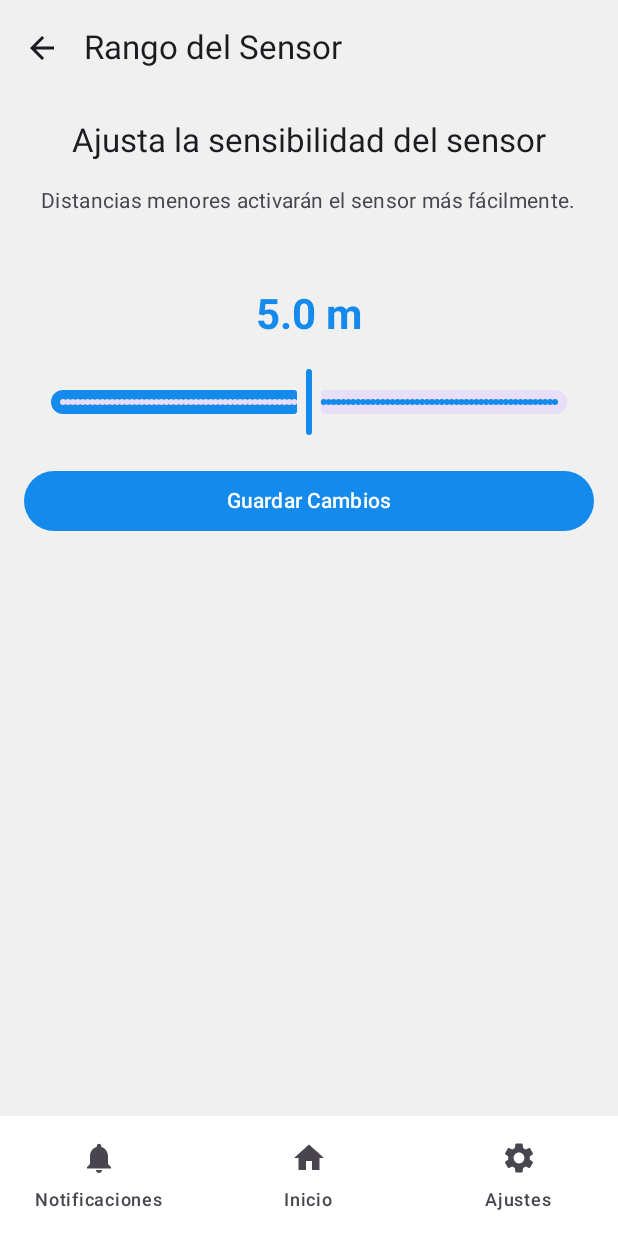
After one commit to Dedliiih/timbre-app, an Android app built with Jetpack Compose: the SensorRangeScreen screen opened through its navigation route, on a phone screen of 412 x 824 dp. The commit adds this screen. Run offline under Robolectric (Android 15) with nearby library versions, the phone set to English and light mode, and no system bars; our stand-ins replace Firebase (no records; nobody signed in at launch, a user with empty details on screens opened directly), Volley.

Commit message:
feat: gestionar distancia de detección del sensor de proximidad

```diff
--- a/app/src/main/java/com/example/timbreapp/ui/navigation/AppNavigation.kt
+++ b/app/src/main/java/com/example/timbreapp/ui/navigation/AppNavigation.kt
@@ -11,6 +11,7 @@ import com.example.timbreapp.ui.screens.BuzzerSoundScreen
 import com.example.timbreapp.ui.screens.HomeScreen
 import com.example.timbreapp.ui.screens.LoginScreen
 import com.example.timbreapp.ui.screens.NotificationsScreen
+import com.example.timbreapp.ui.screens.SensorRangeScreen
 import com.example.timbreapp.ui.screens.SettingsScreen
 import com.example.timbreapp.ui.viewmodel.AuthViewModel
 
@@ -40,5 +41,9 @@ fun AppNavigation(navController: NavHostController, modifier: Modifier, authView
         composable(Screen.Home.route) {
             HomeScreen(navController = navController)
         }
+
+        composable(Screen.SensorRange.route) {
+            SensorRangeScreen(navController = navController)
+        }
     }
 }
--- a/app/src/main/java/com/example/timbreapp/ui/navigation/Screen.kt
+++ b/app/src/main/java/com/example/timbreapp/ui/navigation/Screen.kt
@@ -9,6 +9,7 @@ import androidx.compose.material.icons.filled.Notifications
 import androidx.compose.material.icons.filled.Schedule
 import androidx.compose.material.icons.filled.Settings
 import androidx.compose.material.icons.filled.ToggleOn
+import androidx.compose.material.icons.filled.Tune
 import androidx.compose.ui.graphics.vector.ImageVector
 
 sealed class Screen(val route: String, val title: String, val icon: ImageVector) {
@@ -20,4 +21,5 @@ sealed class Screen(val route: String, val title: String, val icon: ImageVector)
     object AlertSchedule: Screen("alert_schedule_screen", "Horario de alerta", Icons.Default.Schedule)
     object AlertModes: Screen("alert_modes_screen", "Modos de alerta", Icons.Default.ToggleOn)
     object MainApp: Screen("main_app", "Main", Icons.Default.HomeMini)
+    object SensorRange: Screen("sensor_range_screen", "Rango del Sensor", Icons.Default.Tune)
 }
--- a/app/src/main/java/com/example/timbreapp/ui/screens/HomeScreen.kt
+++ b/app/src/main/java/com/example/timbreapp/ui/screens/HomeScreen.kt
@@ -149,7 +149,6 @@ fun StatusCard(isOnline: Boolean, isLoading: Boolean) {
             label = "Card Content Animation"
         ) { cardIsLoading ->
             if (cardIsLoading) {
-                // Estado de Carga
                 Box(
                     modifier = Modifier.fillMaxSize(),
                     contentAlignment = Alignment.Center
--- /dev/null
+++ b/app/src/main/java/com/example/timbreapp/ui/screens/SensorRangeScreen.kt
@@ -0,0 +1,140 @@
+package com.example.timbreapp.ui.screens
+
+import android.widget.Toast
+import androidx.compose.foundation.layout.Box
+import androidx.compose.foundation.layout.Column
+import androidx.compose.foundation.layout.Spacer
+import androidx.compose.foundation.layout.fillMaxSize
+import androidx.compose.foundation.layout.fillMaxWidth
+import androidx.compose.foundation.layout.height
+import androidx.compose.foundation.layout.padding
+import androidx.compose.foundation.layout.size
+
+import androidx.compose.material.icons.Icons
+import androidx.compose.material.icons.automirrored.filled.ArrowBack
+import androidx.compose.material3.*
+import androidx.compose.runtime.*
+import androidx.compose.ui.Alignment
+import androidx.compose.ui.Modifier
+import androidx.compose.ui.platform.LocalContext
+import androidx.compose.ui.text.font.FontWeight
+import androidx.compose.ui.unit.dp
+import androidx.lifecycle.viewmodel.compose.viewModel
+import androidx.navigation.NavController
+import com.example.timbreapp.data.SensorRangeConfig
+import com.example.timbreapp.firestore.LeerFirebase
+import com.example.timbreapp.ui.navigation.Screen
+import com.example.timbreapp.ui.viewmodel.SensorRangeViewModel
+import kotlin.math.roundToInt
+
+@OptIn(ExperimentalMaterial3Api::class)
+@Composable
+fun SensorRangeScreen(
+    navController: NavController,
+    sensorRangeViewModel: SensorRangeViewModel = viewModel()
+) {
+    val (savedConfig, isLoading, _) = LeerFirebase(
+        field = "sensor_range_config",
+        valueType = SensorRangeConfig::class.java
+    )
+
+    var sliderValue by remember { mutableStateOf(5.0f) }
+    val isSaving by sensorRangeViewModel.isSaving.collectAsState()
+    val context = LocalContext.current
+
+    LaunchedEffect(savedConfig) {
+        savedConfig?.let {
+            sliderValue = it.range / 10f
+        }
+    }
+
+    Scaffold(
+        topBar = {
+            TopAppBar(
+                title = { Text(Screen.SensorRange.title) },
+                navigationIcon = {
+                    IconButton(onClick = { navController.popBackStack() }) {
+                        Icon(
+                            imageVector = Icons.AutoMirrored.Filled.ArrowBack,
+                            contentDescription = "Volver"
+                        )
+                    }
+                }
+            )
+        }
+    ) { paddingValues ->
+        if (isLoading && savedConfig == null) {
+            Box(
+                modifier = Modifier
+                    .fillMaxSize()
+                    .padding(paddingValues),
+                contentAlignment = Alignment.Center
+            ) {
+                CircularProgressIndicator()
+            }
+        } else {
+            Column(
+                modifier = Modifier
+                    .fillMaxSize()
+                    .padding(paddingValues)
+                    .padding(16.dp),
+                horizontalAlignment = Alignment.CenterHorizontally,
+            ) {
+                Text(
+                    text = "Ajusta la sensibilidad del sensor",
+                    style = MaterialTheme.typography.titleLarge
+                )
+                Spacer(modifier = Modifier.height(16.dp))
+                Text(
+                    text = "Distancias menores activarán el sensor más fácilmente.",
+                    style = MaterialTheme.typography.bodyMedium,
+                    color = MaterialTheme.colorScheme.onSurfaceVariant
+                )
+                Spacer(modifier = Modifier.height(48.dp))
+
+                Text(
+                    text = "%.1f m".format(sliderValue),
+                    style = MaterialTheme.typography.headlineMedium,
+                    fontWeight = FontWeight.Bold,
+                    color = MaterialTheme.colorScheme.primary
+                )
+                Spacer(modifier = Modifier.height(16.dp))
+
+                Slider(
+                    value = sliderValue,
+                    onValueChange = { newValue ->
+                        sliderValue = (newValue * 10).roundToInt() / 10f
+                    },
+                    valueRange = 0f..10f,
+                    steps = 99,
+                    modifier = Modifier.padding(horizontal = 16.dp)
+                )
+
+                Spacer(modifier = Modifier.height(18.dp))
+
+                Button(
+                    onClick = {
+                        sensorRangeViewModel.saveSensorRange(
+                            rangeValue = (sliderValue * 10).roundToInt(),
+                            onSuccess = {
+                                Toast.makeText(context, "Rango actualizado", Toast.LENGTH_SHORT).show()
+                                navController.popBackStack()
+                            },
+                            onError = { errorMsg ->
+                                Toast.makeText(context, "Error: $errorMsg", Toast.LENGTH_LONG).show()
+                            }
+                        )
+                    },
+                    modifier = Modifier.fillMaxWidth(),
+                    enabled = !isSaving
+                ) {
+                    if (isSaving) {
+                        CircularProgressIndicator(modifier = Modifier.size(24.dp), color = MaterialTheme.colorScheme.onPrimary)
+                    } else {
+                        Text("Guardar Cambios")
+                    }
+                }
+            }
+        }
+    }
+}
```
Also changed, not shown: app/src/main/java/com/example/timbreapp/data/SensorRange.kt (added, +13 -0 lines), app/src/main/java/com/example/timbreapp/ui/screens/SettingsScreen.kt (+8 -0 lines), app/src/main/java/com/example/timbreapp/ui/viewmodel/SensorRangeViewModel.kt (added, +34 -0 lines).
